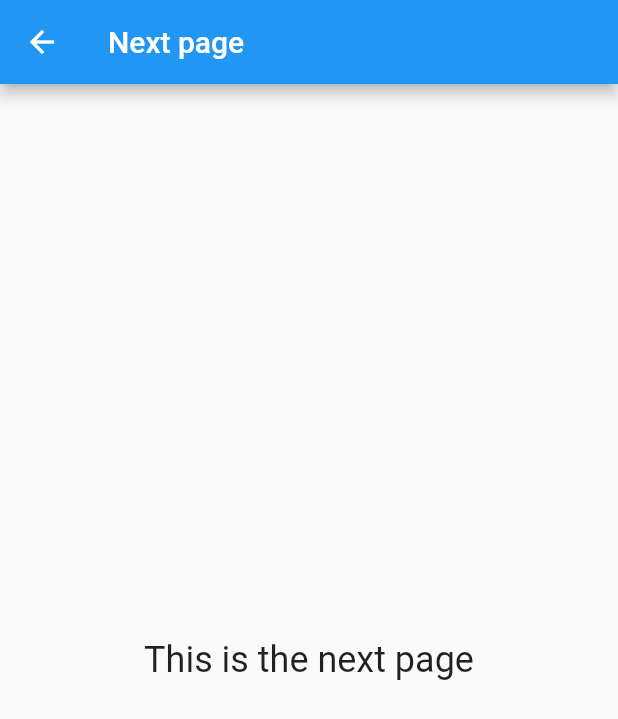
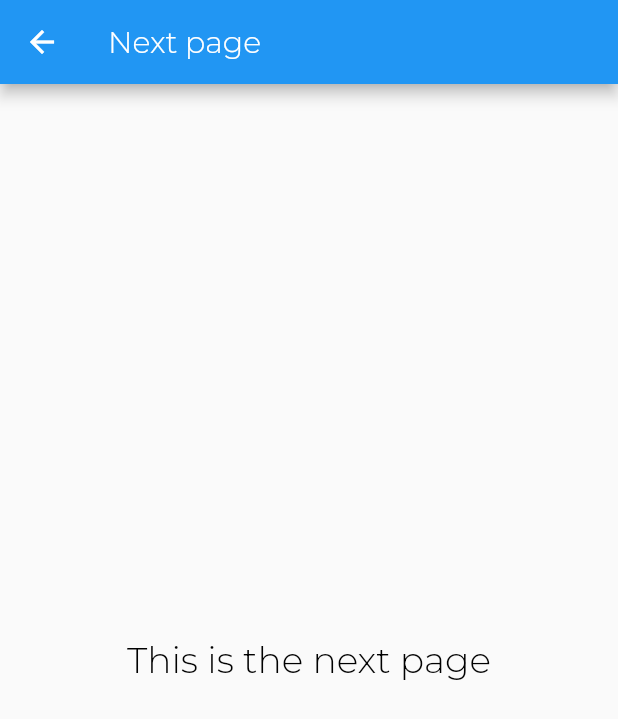
Before and after one commit to NandanSatheesh/flutter-flare, a Flutter app: the MyStatelessWidget screen opened directly, after a tap on the "navigate next" icon, on a phone screen of 412 x 824 dp. Shown: the top 719 px of the screen. Run offline on Flutter 3.47's test engine with Material 2 defaults, Android fonts, the light colour scheme and no system bars; our stand-ins replace audioplayers.

Commit message:
Custom Styles Added

```diff
--- /dev/null
+++ b/basics_again/lib/style.dart
@@ -0,0 +1,25 @@
+import 'package:flutter/material.dart';
+
+const LargeTextSize = 26.0;
+const MediumTextSize = 20.0;
+const SmallTextSize = 16.0;
+
+const String FontFamilyDefault = "Montserrat";
+
+const AppBarTextStyle = TextStyle(
+    fontFamily: FontFamilyDefault,
+    fontWeight: FontWeight.w300,
+    fontSize: MediumTextSize,
+    color: Colors.white);
+
+const TitleTextStyle = TextStyle(
+    fontFamily: FontFamilyDefault,
+    fontWeight: FontWeight.w300,
+    fontSize: LargeTextSize,
+    color: Colors.black);
+
+const Body1TextStyle = TextStyle(
+    fontFamily: FontFamilyDefault,
+    fontWeight: FontWeight.w300,
+    fontSize: SmallTextSize,
+    color: Colors.black);
```
Also changed, not shown: basics_again/lib/app.dart (+14 -3 lines), basics_again/lib/screens/location_details/TextSection.dart (deleted, +0 -16 lines), basics_again/lib/screens/location_details/location_detail.dart (renamed from basics_again/lib/screens/location_details/LocationDetail.dart, +7 -5 lines), basics_again/lib/screens/location_details/text_section.dart (added, +31 -0 lines), basics_again/pubspec.yaml (+11 -54 lines).
